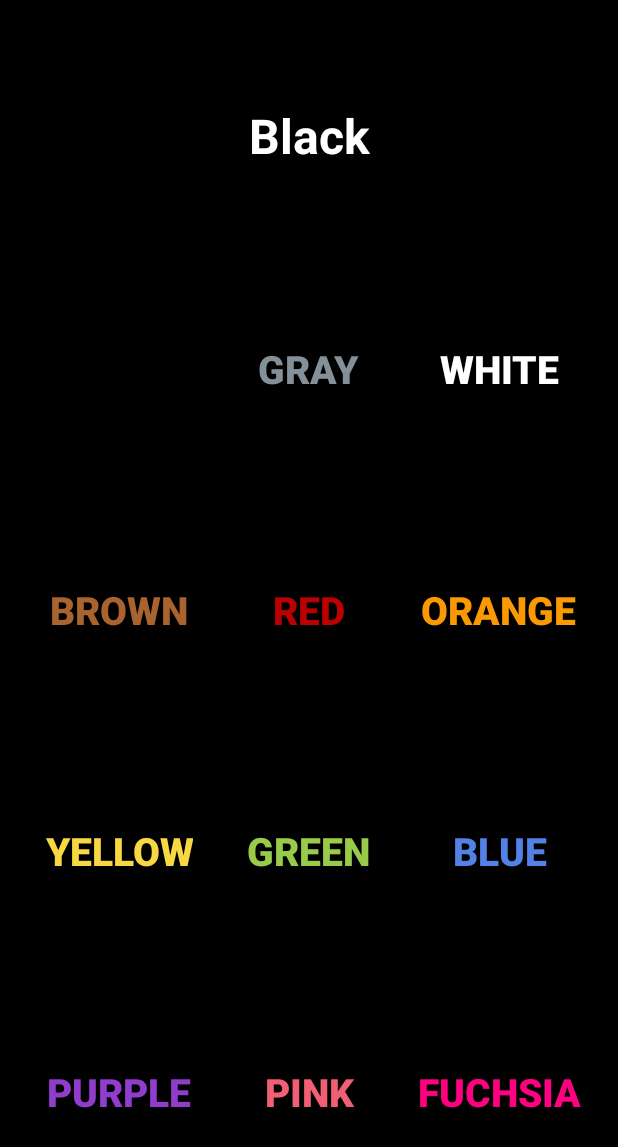
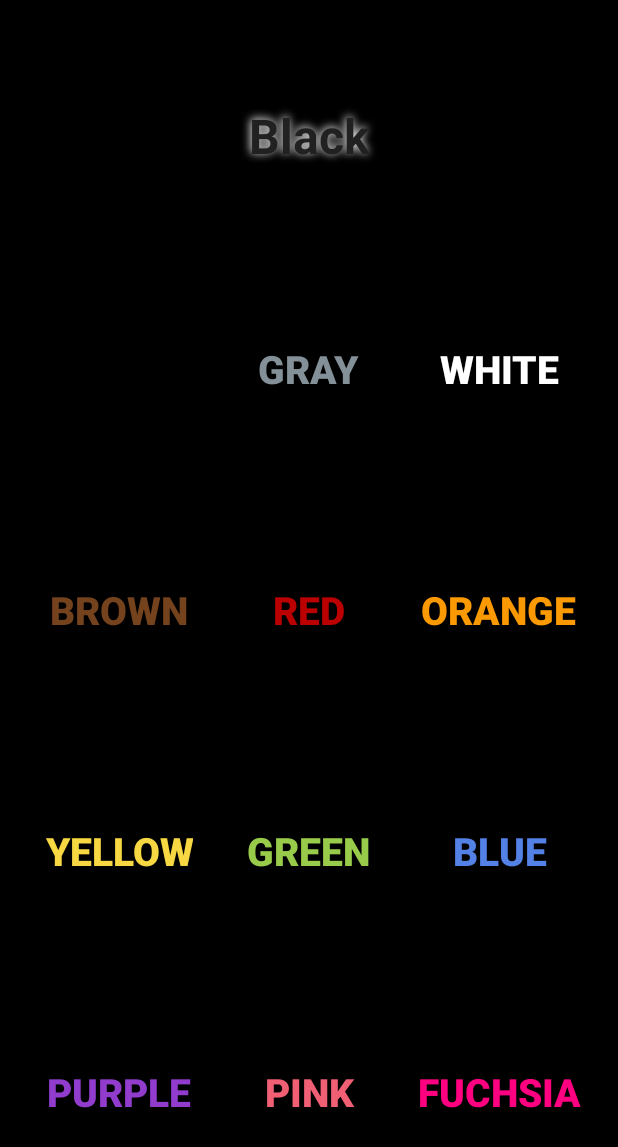
Before and after one commit to AlexeyKovynev/KidColors, an Android app: the screen it shows after launch (MainActivity), after a tap on "BLACK", on a phone screen of 412 x 824 dp. Shown: the top 1147 px of the screen. Run offline under Robolectric (Android 15) with nearby library versions, the phone set to English and light mode, and no system bars.

Commit message:
Release version 1.0

```diff
--- a/app/src/main/AndroidManifest.xml
+++ b/app/src/main/AndroidManifest.xml
@@ -1,6 +1,6 @@
 <?xml version="1.0" encoding="utf-8"?>
 <manifest xmlns:android="http://schemas.android.com/apk/res/android"
-    package="javalex.name.kidcolors">
+    package="name.javalex.kidcolors">
 
     <application
         android:allowBackup="true"
@@ -9,7 +9,7 @@
         android:supportsRtl="true"
         android:theme="@style/Theme.AppCompat.Light.NoActionBar">
         <activity
-            android:name=".MainActivity" >
+            android:name="name.javalex.kidcolors.MainActivity" >
             <intent-filter>
                 <action android:name="android.intent.action.MAIN" />
 
--- a/app/src/main/java/javalex/name/kidcolors/MainActivity.java
+++ b/app/src/main/java/name/javalex/kidcolors/MainActivity.java
@@ -1,39 +1,20 @@
-package javalex.name.kidcolors;
+package name.javalex.kidcolors;
 
-import android.content.Context;
-import android.content.res.TypedArray;
-import android.graphics.Color;
-import android.graphics.Paint;
-import android.graphics.drawable.ColorDrawable;
-import android.graphics.drawable.PaintDrawable;
 import android.os.Build;
-import android.support.annotation.ColorInt;
 import android.support.v4.content.ContextCompat;
 import android.support.v7.app.AppCompatActivity;
 import android.os.Bundle;
-import android.content.res.AssetManager;
-import android.content.res.Resources;
 import android.media.SoundPool;
-import android.media.SoundPool.OnLoadCompleteListener;
-import android.util.Log;
-import android.view.Menu;
-import android.view.MenuInflater;
-import android.view.MenuItem;
 import android.view.View;
-import android.view.View.OnClickListener;
-import android.view.Window;
 import android.widget.Button;
 import android.widget.LinearLayout;
 import android.widget.TextView;
-
-import java.io.IOException;
 
 public class MainActivity extends AppCompatActivity implements SoundPool.OnLoadCompleteListener, View.OnClickListener {
 
     final int MAX_STREAMS = 3;
 
-    private Button btnBlack, btnWhite, btnGray, btnBrown, btnRed, btnOrange, btnYellow, btnBlue, btnGreen, btnPurple, btnPink, btnFuchsia;
-    private int currentBackgroundColor, currentText, currentTextColor;
+    private static int currentBackgroundColor;
     private int soundIdBlack, soundIdBlue, soundIdBrown, soundIdFuchsia, soundIdGray, soundIdGreen,
             soundIdOrange, soundIdPink, soundIdPurple, soundIdRed, soundIdWhite, soundIdYellow;
     private TextView tvColorName;
@@ -42,6 +23,7 @@ public class MainActivity extends AppCompatActivity implements SoundPool.OnLoadC
 
     @Override
     protected void onCreate(Bundle savedInstanceState) {
+
         super.onCreate(savedInstanceState);
         setContentView(R.layout.activity_main);
         sp = new SoundPool(MAX_STREAMS, MAX_STREAMS, 0);
@@ -49,18 +31,18 @@ public class MainActivity extends AppCompatActivity implements SoundPool.OnLoadC
         tvColorName = ((TextView) findViewById(R.id.tvColorName));
         localLinearLayout = (LinearLayout) findViewById(R.id.MainLinearLayout);
 
-        btnBlack = ((Button) findViewById(R.id.btnBlack));
-        btnWhite = ((Button) findViewById(R.id.btnWhite));
-        btnGray = ((Button) findViewById(R.id.btnGray));
-        btnBrown = ((Button) findViewById(R.id.btnBrown));
-        btnRed = ((Button) findViewById(R.id.btnRed));
-        btnOrange = ((Button) findViewById(R.id.btnOrange));
-        btnYellow = ((Button) findViewById(R.id.btnYellow));
-        btnBlue = ((Button) findViewById(R.id.btnBlue));
-        btnGreen = ((Button) findViewById(R.id.btnGreen));
-        btnPurple = ((Button) findViewById(R.id.btnPurple));
-        btnPink = ((Button) findViewById(R.id.btnPink));
-        btnFuchsia = ((Button) findViewById(R.id.btnFuchsia));
+        Button btnBlack = ((Button) findViewById(R.id.btnBlack));
+        Button btnWhite = ((Button) findViewById(R.id.btnWhite));
+        Button btnGray = ((Button) findViewById(R.id.btnGray));
+        Button btnBrown = ((Button) findViewById(R.id.btnBrown));
+        Button btnRed = ((Button) findViewById(R.id.btnRed));
+        Button btnOrange = ((Button) findViewById(R.id.btnOrange));
+        Button btnYellow = ((Button) findViewById(R.id.btnYellow));
+        Button btnBlue = ((Button) findViewById(R.id.btnBlue));
+        Button btnGreen = ((Button) findViewById(R.id.btnGreen));
+        Button btnPurple = ((Button) findViewById(R.id.btnPurple));
+        Button btnPink = ((Button) findViewById(R.id.btnPink));
+        Button btnFuchsia = ((Button) findViewById(R.id.btnFuchsia));
 
         btnBlack.setOnClickListener(this);
         btnWhite.setOnClickListener(this);
@@ -94,84 +76,72 @@ public class MainActivity extends AppCompatActivity implements SoundPool.OnLoadC
         switch (view.getId()) {
             case R.id.btnBlack:
                 tvColorName.setText(getResources().getText(R.string.black));
-                tvColorName.setTextColor(ContextCompat.getColor(this, R.color.white));
                 localLinearLayout.setBackgroundResource(R.color.black);
                 additionalColoringForAndroid5AndUp(R.color.black);
                 sp.play(soundIdBlack, 1.0F, 1.0F, 0, 0, 1.0F);
                 break;
             case R.id.btnWhite:
                 tvColorName.setText(getResources().getText(R.string.white));
-                tvColorName.setTextColor(ContextCompat.getColor(this, R.color.black));
                 localLinearLayout.setBackgroundResource(R.color.white);
                 additionalColoringForAndroid5AndUp(R.color.white);
                 sp.play(soundIdWhite, 1.0F, 1.0F, 0, 0, 1.0F);
                 break;
             case R.id.btnGray:
                 tvColorName.setText(getResources().getText(R.string.gray));
-                tvColorName.setTextColor(ContextCompat.getColor(this, R.color.white));
                 localLinearLayout.setBackgroundResource(R.color.gray);
                 additionalColoringForAndroid5AndUp(R.color.gray);
                 sp.play(soundIdGray, 1.0F, 1.0F, 0, 0, 1.0F);
                 break;
             case R.id.btnBrown:
                 tvColorName.setText(getResources().getText(R.string.brown));
-                tvColorName.setTextColor(ContextCompat.getColor(this, R.color.white));
                 localLinearLayout.setBackgroundResource(R.color.brown);
                 additionalColoringForAndroid5AndUp(R.color.brown);
                 sp.play(soundIdBrown, 1.0F, 1.0F, 0, 0, 1.0F);
                 break;
             case R.id.btnRed:
                 tvColorName.setText(getResources().getText(R.string.red));
-                tvColorName.setTextColor(ContextCompat.getColor(this, R.color.white));
                 localLinearLayout.setBackgroundResource(R.color.red);
                 additionalColoringForAndroid5AndUp(R.color.red);
                 sp.play(soundIdRed, 1.0F, 1.0F, 0, 0, 1.0F);
                 break;
             case R.id.btnOrange:
                 tvColorName.setText(getResources().getText(R.string.orange));
-                tvColorName.setTextColor(ContextCompat.getColor(this, R.color.white));
                 localLinearLayout.setBackgroundResource(R.color.orange);
                 additionalColoringForAndroid5AndUp(R.color.orange);
                 sp.play(soundIdOrange, 1.0F, 1.0F, 0, 0, 1.0F);
                 break;
             case R.id.btnYellow:
                 tvColorName.setText(getResources().getText(R.string.yellow));
-                tvColorName.setTextColor(ContextCompat.getColor(this, R.color.black));
                 localLinearLayout.setBackgroundResource(R.color.yellow);
                 additionalColoringForAndroid5AndUp(R.color.yellow);
                 sp.play(soundIdYellow, 1.0F, 1.0F, 0, 0, 1.0F);
                 break;
             case R.id.btnGreen:
                 tvColorName.setText(getResources().getText(R.string.green));
-                tvColorName.setTextColor(ContextCompat.getColor(this, R.color.white));
                 localLinearLayout.setBackgroundResource(R.color.green);
                 additionalColoringForAndroid5AndUp(R.color.green);
-                sp.play(soundIdGreen, 1, 1, 0, 0, 1);
+                sp.play(soundIdGreen, 1.0F, 1.0F, 0, 0, 1.0F);
                 break;
             case R.id.btnBlue:
                 tvColorName.setText(getResources().getText(R.string.blue));
-                tvColorName.setTextColor(ContextCompat.getColor(this, R.color.white));
                 localLinearLayout.setBackgroundResource(R.color.blue);
                 additionalColoringForAndroid5AndUp(R.color.blue);
                 sp.play(soundIdBlue, 1.0F, 1.0F, 0, 0, 1.0F);
                 break;
             case R.id.btnPurple:
                 tvColorName.setText(getResources().getText(R.string.purple));
-                tvColorName.setTextColor(ContextCompat.getColor(this, R.color.white));
                 localLinearLayout.setBackgroundResource(R.color.purple);
                 additionalColoringForAndroid5AndUp(R.color.purple);
                 sp.play(soundIdPurple, 1.0F, 1.0F, 0, 0, 1.0F);
                 break;
             case R.id.btnPink:
                 tvColorName.setText(getResources().getText(R.string.pink));
-                tvColorName.setTextColor(ContextCompat.getColor(this, R.color.white));
                 localLinearLayout.setBackgroundResource(R.color.pink);
                 additionalColoringForAndroid5AndUp(R.color.pink);
                 sp.play(soundIdPink, 1.0F, 1.0F, 0, 0, 1.0F);
                 break;
             case R.id.btnFuchsia:
                 tvColorName.setText(getResources().getText(R.string.fuchsia));
-                tvColorName.setTextColor(ContextCompat.getColor(this, R.color.white));
                 localLinearLayout.setBackgroundResource(R.color.fuchsia);
                 additionalColoringForAndroid5AndUp(R.color.fuchsia);
                 sp.play(soundIdFuchsia, 1.0F, 1.0F, 0, 0, 1.0F);
@@ -181,22 +151,22 @@ public class MainActivity extends AppCompatActivity implements SoundPool.OnLoadC
         }
     }
 
-    private void additionalColoringForAndroid5AndUp(int color) {
-        currentBackgroundColor = color;
+    private void additionalColoringForAndroid5AndUp(int backColor) {
+        currentBackgroundColor = backColor;
         if (android.os.Build.VERSION.SDK_INT >= Build.VERSION_CODES.LOLLIPOP) {
-            getWindow().setStatusBarColor(ContextCompat.getColor(this, color));
-            getWindow().setNavigationBarColor(ContextCompat.getColor(this, color));
+            getWindow().setStatusBarColor(ContextCompat.getColor(this, backColor));
+            getWindow().setNavigationBarColor(ContextCompat.getColor(this, backColor));
         }
     }
 
     protected void onRestoreInstanceState(Bundle savedInstanceState) {
         super.onRestoreInstanceState(savedInstanceState);
-        localLinearLayout.setBackgroundResource(savedInstanceState.getInt("color"));
+        localLinearLayout.setBackgroundResource(savedInstanceState.getInt("backgroundColor"));
+    }
 
-    }
     protected void onSaveInstanceState(Bundle outState) {
         super.onSaveInstanceState(outState);
-        outState.putInt("color", currentBackgroundColor);
+        outState.putInt("backgroundColor", currentBackgroundColor);
 
     }
 
--- a/app/src/main/res/layout/activity_main.xml
+++ b/app/src/main/res/layout/activity_main.xml
@@ -1,6 +1,7 @@
 <?xml version="1.0" encoding="utf-8"?>
 <LinearLayout xmlns:android="http://schemas.android.com/apk/res/android"
     xmlns:tools="http://schemas.android.com/tools"
+    android:id="@+id/MainLinearLayout"
     android:layout_width="match_parent"
     android:layout_height="match_parent"
     android:background="@color/defwhite"
@@ -9,8 +10,7 @@
     android:paddingLeft="@dimen/activity_horizontal_margin"
     android:paddingRight="@dimen/activity_horizontal_margin"
     android:paddingTop="@dimen/activity_vertical_margin"
-    tools:context="javalex.name.kidcolors.MainActivity"
-    android:id="@+id/MainLinearLayout" >
+    tools:context="name.javalex.kidcolors.MainActivity">
 
     <LinearLayout
         android:layout_width="fill_parent"
@@ -23,13 +23,17 @@
             android:layout_width="fill_parent"
             android:layout_height="fill_parent"
             android:layout_gravity="center"
+            android:freezesText="true"
             android:gravity="center"
+            android:shadowColor="@color/white"
+            android:shadowDx="-1"
+            android:shadowDy="-1"
+            android:shadowRadius="7"
             android:text="@string/tv_default"
             android:textAppearance="?android:textAppearanceLarge"
-            android:textColor="@color/gray"
+            android:textColor="@color/darkGrey"
             android:textSize="@dimen/thirtytwo"
-            android:textStyle="bold"
-            android:freezesText="true" />
+            android:textStyle="bold" />
     </LinearLayout>
 
     <LinearLayout
@@ -39,10 +43,10 @@
         android:orientation="horizontal">
 
         <LinearLayout
-            android:orientation="vertical"
             android:layout_width="fill_parent"
             android:layout_height="match_parent"
-            android:layout_weight="1">
+            android:layout_weight="1"
+            android:orientation="vertical">
 
             <Button
                 android:id="@+id/btnBlack"
@@ -59,10 +63,10 @@
         </LinearLayout>
 
         <LinearLayout
-            android:orientation="vertical"
             android:layout_width="fill_parent"
             android:layout_height="match_parent"
-            android:layout_weight="1">
+            android:layout_weight="1"
+            android:orientation="vertical">
 
             <Button
                 android:id="@id/btnGray"
@@ -79,10 +83,10 @@
         </LinearLayout>
 
         <LinearLayout
-            android:orientation="vertical"
             android:layout_width="fill_parent"
             android:layout_height="match_parent"
-            android:layout_weight="1">
+            android:layout_weight="1"
+            android:orientation="vertical">
 
             <Button
                 android:id="@id/btnWhite"
@@ -106,10 +110,10 @@
         android:orientation="horizontal">
 
         <LinearLayout
-            android:orientation="vertical"
             android:layout_width="match_parent"
             android:layout_height="match_parent"
-            android:layout_weight="1">
+            android:layout_weight="1"
+            android:orientation="vertical">
 
             <Button
                 android:id="@id/btnBrown"
@@ -126,10 +130,10 @@
         </LinearLayout>
 
         <LinearLayout
-            android:orientation="vertical"
             android:layout_width="match_parent"
             android:layout_height="match_parent"
-            android:layout_weight="1">
+            android:layout_weight="1"
+            android:orientation="vertical">
 
             <Button
                 android:id="@+id/btnRed"
@@ -146,10 +150,10 @@
         </LinearLayout>
 
         <LinearLayout
-            android:orientation="vertical"
             android:layout_width="match_parent"
             android:layout_height="match_parent"
-            android:layout_weight="1">
+            android:layout_weight="1"
+            android:orientation="vertical">
 
             <Button
                 android:id="@id/btnOrange"
@@ -174,10 +178,10 @@
         android:orientation="horizontal">
 
         <LinearLayout
-            android:orientation="vertical"
             android:layout_width="match_parent"
             android:layout_height="match_parent"
-            android:layout_weight="1">
+            android:layout_weight="1"
+            android:orientation="vertical">
 
             <Button
                 android:id="@id/btnYellow"
@@ -194,10 +198,10 @@
         </LinearLayout>
 
         <LinearLayout
-            android:orientation="vertical"
             android:layout_width="match_parent"
             android:layout_height="match_parent"
-            android:layout_weight="1">
+            android:layout_weight="1"
+            android:orientation="vertical">
 
             <Button
                 android:id="@id/btnGreen"
@@ -214,10 +218,10 @@
         </LinearLayout>
 
         <LinearLayout
-            android:orientation="vertical"
             android:layout_width="match_parent"
             android:layout_height="match_parent"
-            android:layout_weight="1">
+            android:layout_weight="1"
+            android:orientation="vertical">
 
             <Button
                 android:id="@id/btnBlue"
@@ -241,10 +245,10 @@
         android:orientation="horizontal">
 
         <LinearLayout
-            android:orientation="vertical"
             android:layout_width="match_parent"
             android:layout_height="match_parent"
-            android:layout_weight="1">
+            android:layout_weight="1"
+            android:orientation="vertical">
 
             <Button
                 android:id="@id/btnPurple"
@@ -261,10 +265,10 @@
         </LinearLayout>
 
         <LinearLayout
-            android:orientation="vertical"
             android:layout_width="match_parent"
             android:layout_height="match_parent"
-            android:layout_weight="1">
+            android:layout_weight="1"
+            android:orientation="vertical">
 
             <Button
                 android:id="@id/btnPink"
@@ -281,10 +285,10 @@
         </LinearLayout>
 
         <LinearLayout
-            android:orientation="vertical"
             android:layout_width="match_parent"
             android:layout_height="match_parent"
-            android:layout_weight="1">
+            android:layout_weight="1"
+            android:orientation="vertical">
 
             <Button
                 android:id="@id/btnFuchsia"
--- a/app/src/main/res/values/colors.xml
+++ b/app/src/main/res/values/colors.xml
@@ -5,6 +5,7 @@
     <color name="colorAccent">#FF4081</color>
     <color name="black">#ff000000</color>
     <color name="purple">#ff913ccd</color>
+    <color name="darkGrey">#212121</color>
     <color name="green">#ff98cb4a</color>
     <color name="gray">#ff839098</color>
     <color name="blue">#ff5481e6</color>
@@ -15,7 +16,7 @@
     <color name="white">#ffffffff</color>
     <color name="red">#ffba0000</color>
     <color name="fuchsia">#ffff0080</color>
-    <color name="brown">#a9632e</color>
+    <color name="brown">#74421c</color>
     <color name="defwhite">#fff7f3f0</color>
     <color name="transparent">#00000000</color>
 </resources>
--- a/app/src/main/res/values/strings.xml
+++ b/app/src/main/res/values/strings.xml
@@ -18,5 +18,5 @@
     <string name="red">Red</string>
     <string name="brown">Brown</string>
     <string name="fuchsia">Fuchsia</string>
-    <string name="tv_default">Choose a color</string>
+    <string name="tv_default">Pick a color</string>
 </resources>
```
Also changed, not shown: app/build.gradle (+4 -3 lines), 4 other files.
